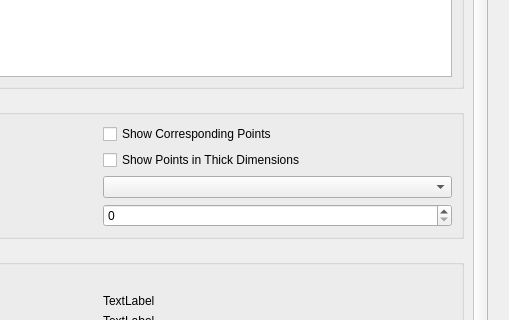
This is tdct/ui/qt/tdct_main.ui in patrickcleeve2/3DCT as Qt 5 draws it before an edit; both pictures show x 284 to 793 and y 437 to 757 of the 793 by 953 pixel window. The edited form follows.
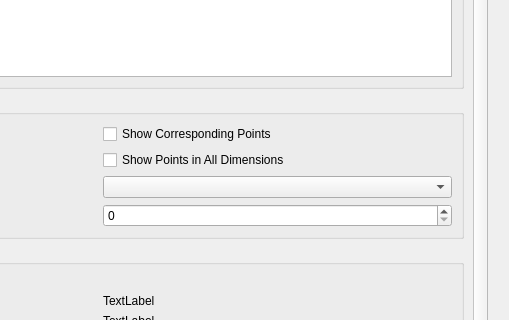
This is the edited form.

Commit message: refactor: change point index

The edit to the form file:
```diff
--- a/tdct/ui/qt/tdct_main.ui
+++ b/tdct/ui/qt/tdct_main.ui
@@ -24,7 +24,7 @@
        <property name="geometry">
         <rect>
          <x>0</x>
-         <y>-166</y>
+         <y>0</y>
          <width>747</width>
          <height>974</height>
         </rect>
@@ -321,7 +321,7 @@
            <item row="1" column="1">
             <widget class="QCheckBox" name="checkBox_show_points_thick_dims">
              <property name="text">
-              <string>Show Points in Thick Dimensions</string>
+              <string>Show Points in All Dimensions</string>
              </property>
             </widget>
            </item>
```
The commit also changes 3 other files.
